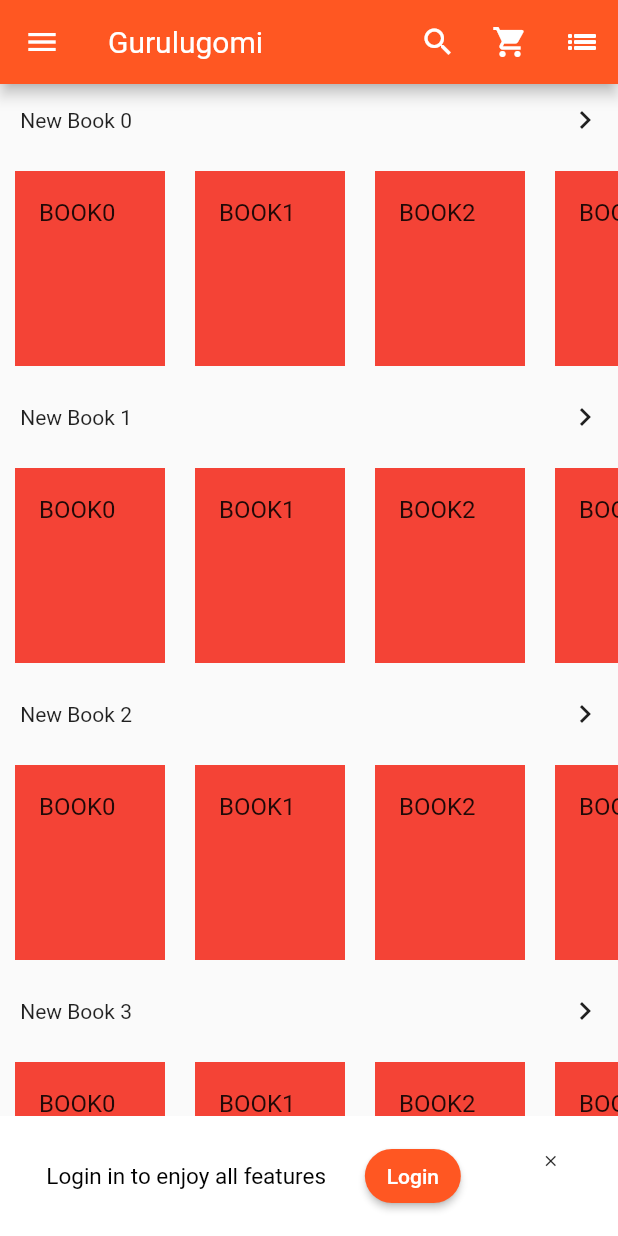
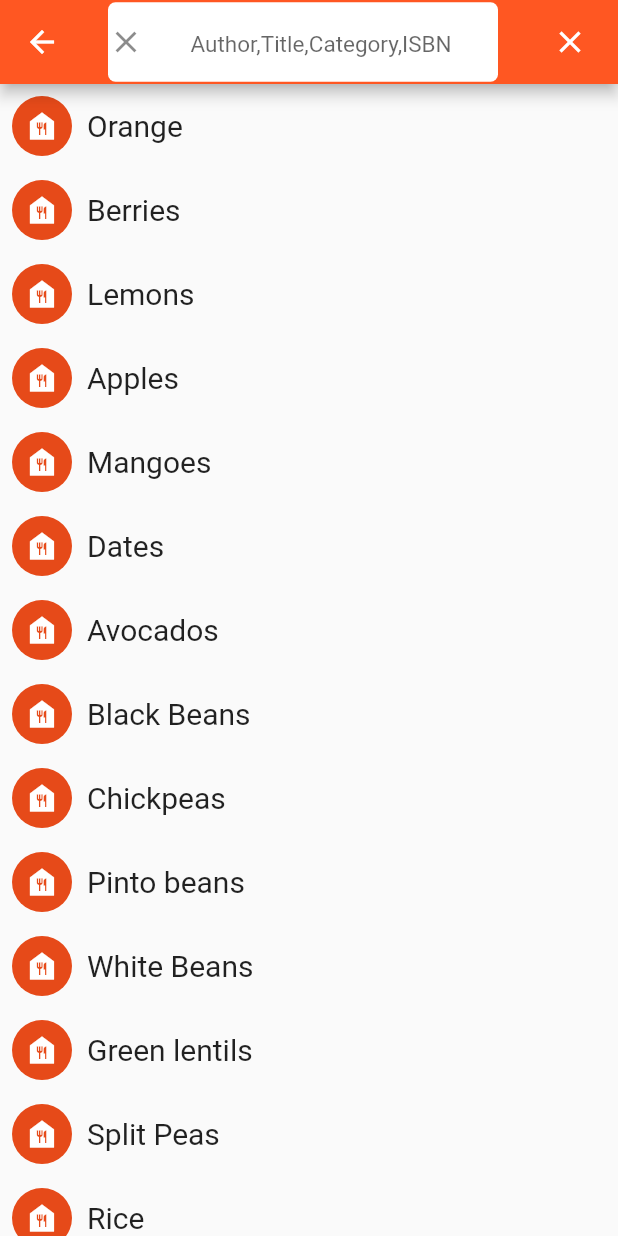
Before and after one commit to 99SupunSulakshana/gurulugomi-Clone-Application-Flutter, a Flutter app: the screen it shows after launch, after a tap on the "search" icon, on a phone screen of 412 x 824 dp. Run offline on Flutter 3.47's test engine with Material 2 defaults, Android fonts, the phone set to English and light mode, and no system bars; our stand-ins replace device_preview, wave.

Commit message:
I created searching in this application

```diff
--- a/lib/screens/home_page.dart
+++ b/lib/screens/home_page.dart
@@ -5,6 +5,7 @@ import 'dart:ui';
 import 'package:flutter/material.dart';
 import 'package:gurulugomi_clone/screens/all_book.dart';
 import 'package:gurulugomi_clone/screens/category.dart';
+import 'package:gurulugomi_clone/screens/search.dart';
 import 'package:gurulugomi_clone/screens/slidebar.dart';
 //import 'package:gurulugomi_clone/screens/slidebar.dart';
 
@@ -54,8 +55,11 @@ class _HomeScreenState extends State<HomeScreen> {
           ),
           actions: <Widget>[
             IconButton(
-              icon: Icon(Icons.search), onPressed: () {},
-              //onPressed: () =>Navigator.pop(context)
+              icon: Icon(Icons.search),
+              onPressed: () {
+                Navigator.push(
+                    context, MaterialPageRoute(builder: (context) => Search()));
+              },
             ),
             IconButton(
               icon: Icon(Icons.shopping_cart),
--- a/lib/screens/search.dart
+++ b/lib/screens/search.dart
@@ -0,0 +1,140 @@
+// ignore_for_file: prefer_const_constructors_in_immutables, prefer_const_constructors, dead_code, use_key_in_widget_constructors, must_be_immutable, unused_field, prefer_const_literals_to_create_immutables, duplicate_ignore, avoid_unnecessary_containers
+
+import 'package:flutter/material.dart';
+
+class Search extends StatefulWidget {
+  @override
+  State<Search> createState() => _SearchState();
+}
+
+class _SearchState extends State<Search> {
+  final TextEditingController? _textEditingController = TextEditingController();
+  List<String> foodListOnSearch = [];
+  List<String> foodList = [
+    'Orange',
+    'Berries',
+    'Lemons',
+    'Apples',
+    'Mangoes',
+    'Dates',
+    'Avocados',
+    'Black Beans',
+    'Chickpeas',
+    'Pinto beans',
+    'White Beans',
+    'Green lentils',
+    'Split Peas',
+    'Rice',
+    'Oats',
+    'Quinoa',
+    'Pasta',
+    'Sparkling water',
+    'Coconut water',
+    'Herbal tea',
+    'Kombucha',
+    'Almonds',
+    'Peannuts',
+    'Chia seeds',
+    'Flax seeds',
+    'Canned tomatoes',
+    'Olive oil',
+    'Broccoli',
+    'Onions',
+    'Garlic',
+    'Carots',
+    'Leafy greens',
+    'Meat',
+  ];
+  @override
+  Widget build(BuildContext context) {
+    return Scaffold(
+      appBar: AppBar(
+        title: Container(
+          width: double.infinity,
+          decoration: BoxDecoration(
+            color: Colors.white,
+            borderRadius: BorderRadius.circular(5.0),
+          ),
+          child: Container(
+            child: TextField(
+              style: TextStyle(
+                fontSize: 15.0,
+                height: 1.5,
+              ),
+              onChanged: ((value) {
+                setState(() {
+                  foodListOnSearch = foodList
+                      .where((element) =>
+                          element.toLowerCase().contains(value.toLowerCase()))
+                      .toList();
+                });
+              }),
+              controller: _textEditingController,
+              decoration: InputDecoration(
+                  border: InputBorder.none,
+                  errorBorder: InputBorder.none,
+                  enabledBorder: InputBorder.none,
+                  focusedBorder: InputBorder.none,
+                  contentPadding: EdgeInsets.all(15),
+                  hintText: 'Author,Title,Category,ISBN',
+                  icon: Icon(
+                    Icons.close,
+                  )),
+            ),
+          ),
+        ),
+        actions: [
+          TextButton(
+              onPressed: () {
+                foodListOnSearch.clear();
+                _textEditingController!.clear();
+                setState(() {
+                  _textEditingController!.text = '';
+                });
+              },
+              child: Icon(
+                Icons.close,
+                color: Colors.white,
+              ))
+        ],
+      ),
+      body: _textEditingController!.text.isNotEmpty && foodListOnSearch.isEmpty
+          ? Center(
+              child: Column(
+                mainAxisAlignment: MainAxisAlignment.center,
+                children: [
+                  Icon(
+                    Icons.search_off,
+                    size: 100,
+                  ),
+                  Text('No Result Found!')
+                ],
+              ),
+            )
+          : ListView.builder(
+              itemCount: _textEditingController!.text.isNotEmpty
+                  ? foodListOnSearch.length
+                  : foodList.length,
+              itemBuilder: (context, index) {
+                return Padding(
+                  padding: EdgeInsets.all(8.0),
+                  child: Row(
+                    // ignore: prefer_const_literals_to_create_immutables
+                    children: [
+                      CircleAvatar(
+                        child: Icon(Icons.food_bank),
+                      ),
+                      SizedBox(width: 10),
+                      Text(
+                        _textEditingController!.text.isNotEmpty
+                            ? foodListOnSearch[index]
+                            : foodList[index],
+                        style: TextStyle(fontSize: 20.0),
+                      ),
+                    ],
+                  ),
+                );
+              }),
+    );
+  }
+}
```
Also changed, not shown: lib/model/books_model.dart (deleted).
